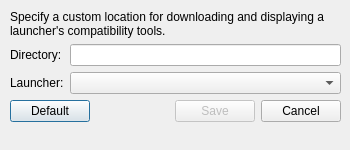
Above: pupgui2/resources/ui/pupgui2_custominstalldirectorydialog.ui from DavidoTek/ProtonUp-Qt before the change. Below: the same form after it.
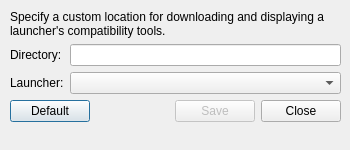
That is the form after the change.

Commit message: CID: Rename cancel button to close

Patch:
```diff
--- a/pupgui2/resources/ui/pupgui2_custominstalldirectorydialog.ui
+++ b/pupgui2/resources/ui/pupgui2_custominstalldirectorydialog.ui
@@ -117,7 +117,7 @@
       <item>
        <widget class="QPushButton" name="btnCancel">
         <property name="text">
-         <string>Cancel</string>
+         <string>Close</string>
         </property>
        </widget>
       </item>
```
Left out of the diff: 2 changed lines with no effect on the pictures. The commit also changes 1 other file.
